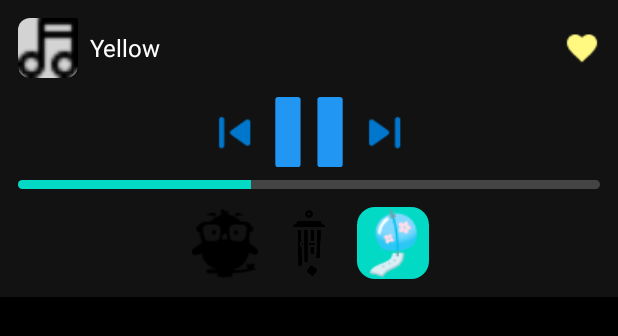
After one commit to Junhei-c/musicapp, an Android app: the layout widget_expanded.xml on its own in the app's theme, with its tools: preview values and no code run, on a phone screen of 412 x 824 dp. The commit adds this screen. Shown: the top 336 px of the screen. Run offline under Robolectric (Android 15) with nearby library versions, the phone set to English and light mode, and no system bars.

Commit message:
layout is responsive but functionality went down under

```diff
--- a/app/src/main/AndroidManifest.xml
+++ b/app/src/main/AndroidManifest.xml
@@ -3,7 +3,6 @@
 
     <uses-permission android:name="android.permission.INTERNET" />
     <uses-permission android:name="android.permission.FOREGROUND_SERVICE" />
-
 
     <application
         android:allowBackup="true"
@@ -30,7 +29,9 @@
             android:name=".service.MusicService"
             android:exported="false" />
 
-        <receiver android:name=".widget.NowPlayingWidget"
+
+        <receiver
+            android:name=".widget.MyMusicWidget"
             android:exported="true">
             <intent-filter>
                 <action android:name="android.appwidget.action.APPWIDGET_UPDATE" />
@@ -40,6 +41,7 @@
                 android:resource="@xml/now_playing_widget_info" />
         </receiver>
 
+
         <receiver
             android:name=".widget.WidgetReceiver"
             android:exported="true" />
--- /dev/null
+++ b/app/src/main/res/drawable/bg_mode_default.xml
@@ -0,0 +1,15 @@
+<?xml version="1.0" encoding="utf-8"?>
+<selector xmlns:android="http://schemas.android.com/apk/res/android">
+    <item android:state_pressed="true">
+        <shape android:shape="rectangle">
+            <solid android:color="?attr/colorSecondaryContainer" />
+            <corners android:radius="12dp" />
+        </shape>
+    </item>
+    <item>
+        <shape android:shape="rectangle">
+            <solid android:color="?attr/colorSurfaceVariant" />
+            <corners android:radius="12dp" />
+        </shape>
+    </item>
+</selector>
--- /dev/null
+++ b/app/src/main/res/drawable/bg_mode_selected.xml
@@ -0,0 +1,6 @@
+<?xml version="1.0" encoding="utf-8"?>
+<shape xmlns:android="http://schemas.android.com/apk/res/android"
+    android:shape="rectangle">
+    <solid android:color="@color/teal_200" />
+    <corners android:radius="12dp" />
+</shape>
--- a/app/src/main/res/drawable/pausebt.xml
+++ b/app/src/main/res/drawable/pausebt.xml
@@ -5,11 +5,11 @@
     android:viewportHeight="25">
 
     <path
-        android:fillColor="@color/iconBlueColorAndDark"
+        android:fillColor="@color/widget_icon_blue"
         android:pathData="M16.4248,0.3125h6.775a1,1 0,0 1,1 1v22.375a1,1 0,0 1,-1 1h-6.775a1,1 0,0 1,-1 -1V1.3125a1,1 0,0 1,1 -1z" />
 
     <path
-        android:fillColor="@color/iconBlueColorAndDark"
+        android:fillColor="@color/widget_icon_blue"
         android:pathData="M1.7998,0.3125h6.775a1,1 0,0 1,1 1v22.375a1,1 0,0 1,-1 1h-6.775a1,1 0,0 1,-1 -1V1.3125a1,1 0,0 1,1 -1z" />
 
 </vector>
--- /dev/null
+++ b/app/src/main/res/drawable/progress_drawable.xml
@@ -0,0 +1,16 @@
+<layer-list xmlns:android="http://schemas.android.com/apk/res/android">
+    <item android:id="@android:id/background">
+        <shape>
+            <corners android:radius="4dp" />
+            <solid android:color="#444" />
+        </shape>
+    </item>
+    <item android:id="@android:id/progress">
+        <clip>
+            <shape>
+                <corners android:radius="4dp" />
+                <solid android:color="@color/teal_200" />
+            </shape>
+        </clip>
+    </item>
+</layer-list>
--- /dev/null
+++ b/app/src/main/res/drawable/rounded_bg_gray.xml
@@ -0,0 +1,8 @@
+<?xml version="1.0" encoding="utf-8"?>
+<shape xmlns:android="http://schemas.android.com/apk/res/android"
+    android:shape="rectangle">
+
+    <solid android:color="@color/widget_light_gray" />
+    <corners android:radius="8dp" />
+
+</shape>
--- a/app/src/main/res/layout/activity_main.xml
+++ b/app/src/main/res/layout/activity_main.xml
@@ -26,7 +26,7 @@
             android:id="@+id/nowPlayingCard"
             android:layout_width="0dp"
             android:layout_height="@dimen/now_playing_height"
-            app:cardBackgroundColor="@color/yellow"
+            app:cardBackgroundColor="@color/widget_highlight"
             app:cardCornerRadius="@dimen/card_corner_radius"
             app:cardElevation="@dimen/card_elevation"
             app:layout_constraintTop_toBottomOf="@id/toolbar"
--- /dev/null
+++ b/app/src/main/res/layout/widget_expanded.xml
@@ -0,0 +1,118 @@
+<?xml version="1.0" encoding="utf-8"?>
+<LinearLayout xmlns:android="http://schemas.android.com/apk/res/android"
+    android:id="@+id/widget_root"
+    android:layout_width="match_parent"
+    android:layout_height="wrap_content"
+    android:orientation="vertical"
+    android:background="@color/widget_background"
+    android:padding="@dimen/widget_padding">
+
+
+    <LinearLayout
+        android:layout_width="match_parent"
+        android:layout_height="wrap_content"
+        android:orientation="horizontal"
+        android:gravity="center_vertical"
+        android:layout_marginBottom="@dimen/widget_margin">
+
+        <ImageView
+            android:id="@+id/img_song_art"
+            android:layout_width="@dimen/art_size"
+            android:layout_height="@dimen/art_size"
+            android:layout_marginEnd="@dimen/widget_margin_small"
+            android:scaleType="centerCrop"
+            android:background="@drawable/rounded_bg_gray"
+            android:src="@drawable/group" />
+
+        <TextView
+            android:id="@+id/txt_song_title"
+            android:layout_width="0dp"
+            android:layout_height="wrap_content"
+            android:layout_weight="1"
+            android:maxLines="1"
+            android:ellipsize="end"
+            android:text="@string/widget_song_title"
+            android:textColor="@color/white"
+            android:textSize="@dimen/text_title_size" />
+
+        <ImageView
+            android:id="@+id/btn_fav"
+            android:layout_width="@dimen/icon_small"
+            android:layout_height="@dimen/icon_small"
+            android:src="@drawable/heart" />
+    </LinearLayout>
+
+
+    <LinearLayout
+        android:layout_width="match_parent"
+        android:layout_height="wrap_content"
+        android:orientation="horizontal"
+        android:gravity="center"
+        android:layout_marginBottom="@dimen/widget_margin_small">
+
+        <ImageView
+            android:id="@+id/btn_prev"
+            android:layout_width="@dimen/icon_medium"
+            android:layout_height="@dimen/icon_medium"
+            android:layout_marginEnd="@dimen/widget_margin_small"
+            android:src="@drawable/prev" />
+
+        <ImageView
+            android:id="@+id/btn_play_pause"
+            android:layout_width="@dimen/icon_large"
+            android:layout_height="@dimen/icon_large"
+            android:layout_marginEnd="@dimen/widget_margin_small"
+            android:src="@drawable/pausebt" />
+
+        <ImageView
+            android:id="@+id/btn_next"
+            android:layout_width="@dimen/icon_medium"
+            android:layout_height="@dimen/icon_medium"
+            android:src="@drawable/next" />
+    </LinearLayout>
+
+
+    <ProgressBar
+        android:id="@+id/music_progress"
+        style="?android:attr/progressBarStyleHorizontal"
+        android:layout_width="match_parent"
+        android:layout_height="@dimen/progress_height"
+        android:max="100"
+        android:progress="40"
+        android:progressDrawable="@drawable/progress_drawable"
+        android:layout_marginBottom="@dimen/widget_margin" />
+
+
+    <LinearLayout
+        android:layout_width="match_parent"
+        android:layout_height="wrap_content"
+        android:orientation="horizontal"
+        android:gravity="center">
+
+        <ImageButton
+            android:id="@+id/btn_mode1"
+            android:layout_width="@dimen/mode_icon_size"
+            android:layout_height="@dimen/mode_icon_size"
+            android:src="@drawable/earlybirds"
+            android:background="@drawable/bg_mode_default"
+            android:scaleType="centerInside" />
+
+        <ImageButton
+            android:id="@+id/btn_mode2"
+            android:layout_width="@dimen/mode_icon_size"
+            android:layout_height="@dimen/mode_icon_size"
+            android:layout_marginStart="@dimen/widget_margin_small"
+            android:src="@drawable/chime"
+            android:background="@drawable/bg_mode_default"
+            android:scaleType="centerInside" />
+
+        <ImageButton
+            android:id="@+id/btn_mode3"
+            android:layout_width="@dimen/mode_icon_size"
+            android:layout_height="@dimen/mode_icon_size"
+            android:layout_marginStart="@dimen/widget_margin_small"
+            android:src="@drawable/windchime"
+            android:background="@drawable/bg_mode_selected"
+            android:scaleType="centerInside" />
+    </LinearLayout>
+</LinearLayout>
--- a/app/src/main/res/values/colors.xml
+++ b/app/src/main/res/values/colors.xml
@@ -1,31 +1,31 @@
 <?xml version="1.0" encoding="utf-8"?>
 <resources>
-
-
-    <color name="colorPrimary">#43CCF8</color>
-    <color name="colorPrimaryVariant">#2F88FF</color>
-    <color name="colorOnPrimary">#FFFFFF</color>
-
-    <color name="colorSecondary">#03DAC6</color>
-    <color name="colorSecondaryVariant">#018786</color>
-    <color name="colorOnSecondary">#000000</color>
-
-
-    <color name="colorBackground">#FFFFFF</color>
-    <color name="colorSurface">#FFFFFF</color>
-    <color name="colorOnBackground">#000000</color>
-    <color name="colorOnSurface">#000000</color>
-    <color name="iconBlueColorAndDark">#2196F3</color>
-
-
-
+    <color name="color_primary">#43CCF8</color>
+    <color name="color_primary_variant">#2F88FF</color>
+    <color name="color_on_primary">#FFFFFF</color>
+    <color name="color_secondary">#03DAC6</color>
+    <color name="color_secondary_variant">#018786</color>
+    <color name="color_on_secondary">#000000</color>
+    <color name="color_background">#FFFFFF</color>
+    <color name="color_surface">#FFFFFF</color>
+    <color name="color_on_background">#000000</color>
+    <color name="color_on_surface">#000000</color>
+    <color name="widget_background">#121212</color>
+    <color name="widget_icon_blue">#2196F3</color>
+    <color name="widget_highlight">#FFF982</color>
+    <color name="widget_light_gray">#D3D3D3</color>
     <color name="black">#000000</color>
     <color name="white">#FFFFFF</color>
-    <color name="blue">#2196F3</color>
-    <color name="yellow">#FFF982</color>
-
-
-
-    <color name="widget_background">#121212</color>
+    <color name="teal_200">#03DAC5</color>
+    <color name="colorPrimary">@color/color_primary</color>
+    <color name="colorPrimaryVariant">@color/color_primary_variant</color>
+    <color name="colorSecondary">@color/color_secondary</color>
+    <color name="colorSecondaryVariant">@color/color_secondary_variant</color>
+    <color name="colorOnPrimary">@color/color_on_primary</color>
+    <color name="colorOnSecondary">@color/color_on_secondary</color>
+    <color name="colorOnBackground">@color/color_on_background</color>
+    <color name="colorOnSurface">@color/color_on_surface</color>
+    <color name="colorBackground">@color/color_background</color>
+    <color name="colorSurface">@color/color_surface</color>
 
 </resources>
--- a/app/src/main/res/values/dimens.xml
+++ b/app/src/main/res/values/dimens.xml
@@ -19,6 +19,7 @@
 
     <dimen name="song_title_size">18sp</dimen>
     <dimen name="text_normal_size">14sp</dimen>
+    <dimen name="progress_height">6dp</dimen>
 
 
     <dimen name="widget_height">160dp</dimen>
@@ -36,4 +37,28 @@
     <dimen name="widget_control_spacing">12dp</dimen>
     <dimen name="widget_control_button_size">48dp</dimen>
 
+
+        <dimen name="widget_margin_small">8dp</dimen>
+
+        <dimen name="art_size">40dp</dimen>
+        <dimen name="icon_small">24dp</dimen>
+        <dimen name="icon_medium">36dp</dimen>
+        <dimen name="icon_large">48dp</dimen>
+        <dimen name="mode_icon_size">48dp</dimen>
+
+        <dimen name="text_title_size">16sp</dimen>
+
+
+        <dimen name="widget_padding_large">24dp</dimen>
+        <dimen name="widget_margin_large">24dp</dimen>
+        <dimen name="widget_margin_medium">16dp</dimen>
+
+        <dimen name="art_size_large">72dp</dimen>
+        <dimen name="icon_size_large">36dp</dimen>
+        <dimen name="text_title_size_large">22sp</dimen>
+
+
+
+
+
 </resources>
--- a/app/src/main/res/xml/now_playing_widget_info.xml
+++ b/app/src/main/res/xml/now_playing_widget_info.xml
@@ -1,7 +1,7 @@
 <?xml version="1.0" encoding="utf-8"?>
 <appwidget-provider xmlns:android="http://schemas.android.com/apk/res/android"
     android:minWidth="250dp"
-    android:minHeight="60dp"
+    android:minHeight="80dp"
     android:updatePeriodMillis="0"
     android:initialLayout="@layout/widget_now_playing"
     android:resizeMode="horizontal|vertical"
```
Also changed, not shown: app/src/main/java/com/example/android/musicapp2/service/MusicService.kt (+8 -109 lines), app/src/main/java/com/example/android/musicapp2/widget/MyMusicWidget.kt (added, +81 -0 lines), app/src/main/res/values/themes.xml (+2 -10 lines).
